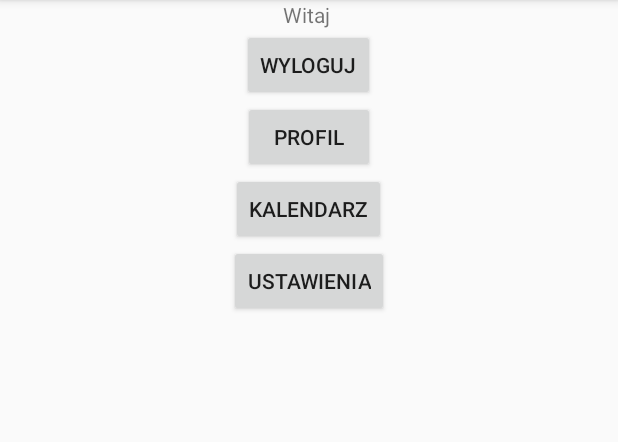
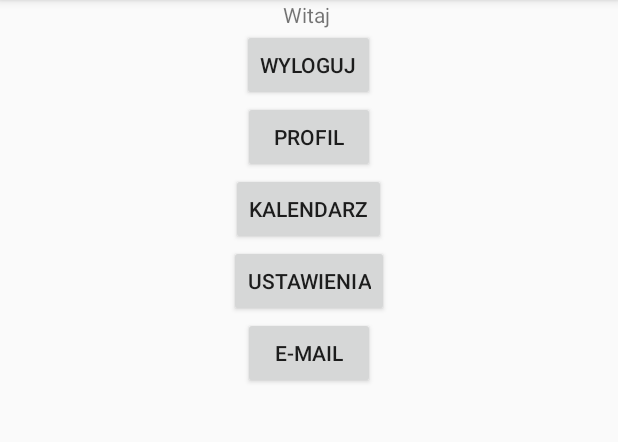
Before and after one commit to mateusz-latkowski/Indeks, an Android app: the screen it shows after launch once a user with an empty profile is signed in (Home), on a phone screen of 412 x 824 dp, the part 84-526 px from its top. Run offline under Robolectric (Android 15) with nearby library versions, the phone set to English and light mode, and no system bars; our stand-ins replace Firebase (no records; nobody signed in at launch, a user with empty details on screens opened directly).

Commit message:
Add E-mail button to Home Activity.

```diff
--- a/app/build.gradle
+++ b/app/build.gradle
@@ -23,7 +23,7 @@ dependencies {
     implementation fileTree(dir: 'libs', include: ['*.jar'])
     implementation 'androidx.appcompat:appcompat:1.1.0'
     implementation 'androidx.constraintlayout:constraintlayout:1.1.3'
-    implementation 'com.google.firebase:firebase-analytics:17.2.0'
+    implementation 'com.google.firebase:firebase-analytics:17.2.1'
     implementation "com.google.firebase:firebase-auth:19.1.0"
     implementation 'com.google.firebase:firebase-database:19.2.0'
     implementation 'com.firebase:firebase-client-android:2.3.1'
@@ -34,6 +34,9 @@ dependencies {
     testImplementation 'junit:junit:4.12'
     androidTestImplementation 'androidx.test.ext:junit:1.1.1'
     androidTestImplementation 'androidx.test.espresso:espresso-core:3.2.0'
+    implementation files('libs/activation.jar')
+    implementation files('libs/additionnal.jar')
+    implementation files('libs/mail.jar')
 }
 
 apply plugin: 'com.google.gms.google-services'
--- a/app/src/main/AndroidManifest.xml
+++ b/app/src/main/AndroidManifest.xml
@@ -12,7 +12,8 @@
         android:roundIcon="@mipmap/ic_launcher_round"
         android:supportsRtl="true"
         android:theme="@style/AppTheme">
-        <activity android:name=".Settings"></activity>
+        <activity android:name=".SendEmail"></activity>
+        <activity android:name=".Settings" />
         <activity android:name=".ResetPassword" />
         <activity android:name=".UserProfile" />
         <activity android:name=".Home" />
--- a/app/src/main/java/com/example/indeks/Home.java
+++ b/app/src/main/java/com/example/indeks/Home.java
@@ -18,6 +18,7 @@ public class Home extends AppCompatActivity implements View.OnClickListener{
     private Button buttonUserProfile;
     private Button buttonCalendar;
     private Button buttonSett;
+    private Button buttonSendMail;
 
     private FirebaseAuth firebaseAuth;
 
@@ -42,11 +43,13 @@ public class Home extends AppCompatActivity implements View.OnClickListener{
         buttonUserProfile = (Button) findViewById(R.id.buttonUserProfile);
         buttonCalendar = (Button) findViewById(R.id.buttonCalendar);
         buttonSett = (Button) findViewById(R.id.buttonSettings);
+        buttonSendMail = (Button) findViewById(R.id.buttonEmail);
 
         buttonLogOut.setOnClickListener(this);
         buttonUserProfile.setOnClickListener(this);
         buttonCalendar.setOnClickListener(this);
         buttonSett.setOnClickListener(this);
+        buttonSendMail.setOnClickListener(this);
     }
 
     @Override
@@ -64,5 +67,9 @@ public class Home extends AppCompatActivity implements View.OnClickListener{
         if (v == buttonSett) {
             startActivity(new Intent(Home.this, Settings.class));
         }
+
+        if (v == buttonSendMail) {
+            startActivity(new Intent(Home.this, SendEmail.class));
+        }
     }
 }
--- a/app/src/main/res/layout/activity_home.xml
+++ b/app/src/main/res/layout/activity_home.xml
@@ -49,5 +49,12 @@
             android:layout_gravity="center_horizontal"
             android:text="@string/buttonSettings" />
 
+        <Button
+            android:id="@+id/buttonEmail"
+            android:layout_width="wrap_content"
+            android:layout_height="wrap_content"
+            android:layout_gravity="center_horizontal"
+            android:text="@string/buttonSendMail" />
+
     </LinearLayout>
 </RelativeLayout>
```
Also changed, not shown: app/src/main/java/com/example/indeks/Settings.java (+10 -3 lines), app/src/main/res/values/strings.xml (+8 -0 lines), app/libs/activation.jar (added), app/libs/additionnal.jar (added), app/libs/mail.jar (added).
